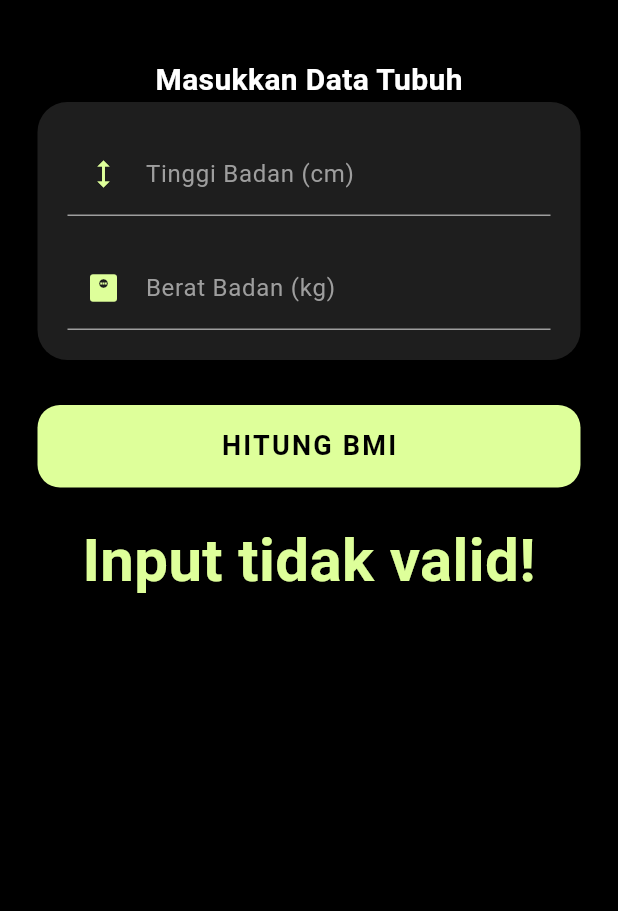
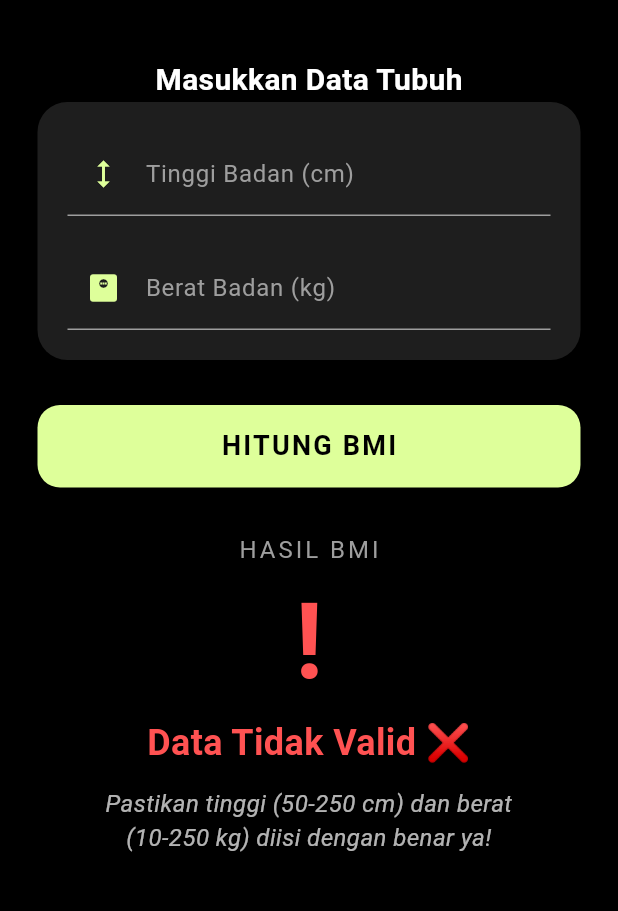
Before and after one commit to haikalassiddiqqi/uas_fitcheck_kalori, a Flutter app: the screen it shows after launch, after a tap on "HITUNG BMI", on a phone screen of 412 x 824 dp, the part 63-974 px from its top. Run offline on Flutter 3.47's test engine with Material 3 defaults, Android fonts, the phone set to English and light mode, and no system bars.

Commit message:
menambahkan logika validasi batas tinggi/berat

```diff
--- a/lib/main.dart
+++ b/lib/main.dart
@@ -59,6 +59,9 @@ class _MyHomePageState extends State<MyHomePage> {
   final TextEditingController beratController = TextEditingController();
   String hasilBMI = "";
   String kategoriBMI = "";
+
+  String pesanSaran = "";
+Color warnaKategori = Colors.white;
 
   @override
   Widget build(BuildContext context) {
@@ -130,35 +133,49 @@ class _MyHomePageState extends State<MyHomePage> {
               const SizedBox(height: 30),
               ElevatedButton(
               onPressed: () {
-                  // 1. Ambil data dari controller DULU
+  // 1. Ambil data dari controller
   double? tinggi = double.tryParse(tinggiController.text);
   double? berat = double.tryParse(beratController.text);
 
-                  // 2. Baru cek validitas dan hitung
-                  if (tinggi != null && berat != null && tinggi > 0) {
+  // 2. Validasi Batas Manusiawi (Tinggi 50-250cm, Berat 10-250kg)
+  if (tinggi == null || berat == null ||
+      tinggi < 50 || tinggi > 250 ||
+      berat < 10 || berat > 250) {
+
+    setState(() {
+      hasilBMI = "!"; // Tanda peringatan
+      kategoriBMI = "Data Tidak Valid ❌";
+      pesanSaran = "Pastikan tinggi (50-250 cm) dan berat (10-250 kg) diisi dengan benar ya!";
+      warnaKategori = Colors.redAccent;
+    });
+    return; // Berhenti di sini, jangan lanjut hitung
+  }
+
+  // 3. Jika valid, baru hitung
   double tinggiMeter = tinggi / 100;
   double bmi = berat / (tinggiMeter * tinggiMeter);
 
   setState(() {
-                      hasilBMI = "BMI Kamu: ${bmi.toStringAsFixed(2)}";
+    hasilBMI = bmi.toStringAsFixed(2);
 
     if (bmi < 18.5) {
-                        kategoriBMI = "Kurus";
+      kategoriBMI = "Underweight (Kurus) ⚠️";
+      pesanSaran = "Ayo tambah asupan protein dan kalori sehatmu! Semangat!";
+      warnaKategori = Colors.yellow;
     } else if (bmi >= 18.5 && bmi < 25) {
-                        kategoriBMI = "Normal (Ideal)";
+      kategoriBMI = "Normal (Ideal) 👍";
+      pesanSaran = "Keren banget! Pertahankan pola hidup sehatmu!";
+      warnaKategori = const Color(0xFFDEFF9A); // Hijau Neon
     } else if (bmi >= 25 && bmi < 30) {
-                        kategoriBMI = "Overweight (Gemuk)";
+      kategoriBMI = "Overweight (Gemuk) 🍎";
+      pesanSaran = "Coba kurangi gorengan & mulai rutin olahraga yuk!";
+      warnaKategori = Colors.orange;
     } else {
-                        kategoriBMI = "Obesitas";
+      kategoriBMI = "Obesity (Obesitas) 🚨";
+      pesanSaran = "Waspada! Konsultasikan pola makanmu dengan ahli.";
+      warnaKategori = Colors.red;
     }
   });
-                    print("Hasil: $hasilBMI | Kategori: $kategoriBMI");
-                  } else {
-                    setState(() {
-                      hasilBMI = "Input tidak valid!";
-                      kategoriBMI = "";
-                    });
-                  }
 },
                style: ElevatedButton.styleFrom(
   backgroundColor: const Color(0xFFDEFF9A), // Warna Hijau Stabilo
@@ -176,22 +193,38 @@ child: const Text(
   ),
 ),
               ),
-              const SizedBox(height: 20),
+             const SizedBox(height: 30), // Memberi jarak lebih lega
+const Text(
+  "HASIL BMI",
+  style: TextStyle(color: Colors.grey, fontSize: 16, letterSpacing: 2),
+),
 Text(
   hasilBMI,
-  style: const TextStyle(
-    fontSize: 40,
+  style: TextStyle(
+    fontSize: 70,
     fontWeight: FontWeight.bold,
-    color: Color(0xFFDEFF9A) // Biar angkanya nyala Hijau Stabilo juga!
+    color: warnaKategori, // Warna ini akan berubah otomatis (Hijau/Merah)
   ),
 ),
-              const SizedBox(height: 10),
 Text(
   kategoriBMI,
+  style: TextStyle(
+    fontSize: 24,
+    fontWeight: FontWeight.bold,
+    color: warnaKategori, // Senada dengan warna angka di atas
+  ),
+),
+const SizedBox(height: 12),
+Padding(
+  padding: const EdgeInsets.symmetric(horizontal: 30),
+  child: Text(
+    pesanSaran,
+    textAlign: TextAlign.center,
     style: const TextStyle(
-                  fontSize: 20,
-                  fontWeight: FontWeight.bold,
-                  color: Colors.orange, // Warna orange biar jelas bedanya
+      fontSize: 16,
+      color: Colors.white70,
+      fontStyle: FontStyle.italic,
+    ),
   ),
 ),
             ],
```
Lines whose indentation alone changed are shown as unchanged.
